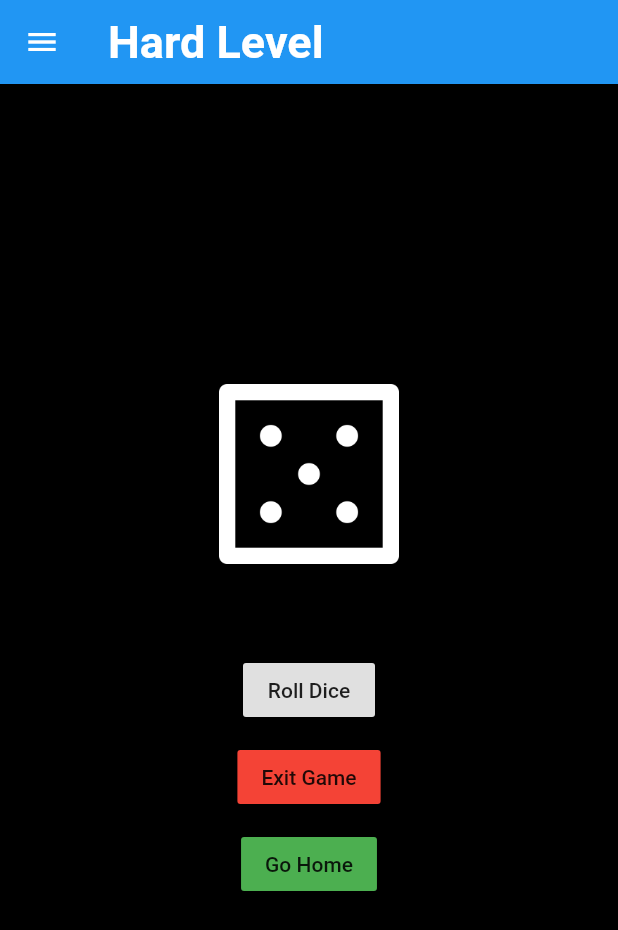
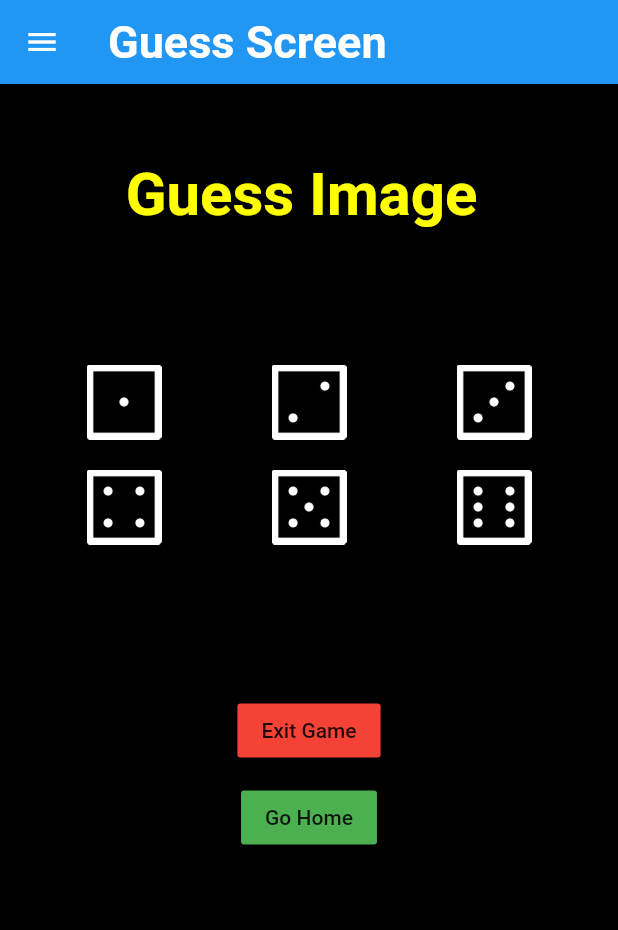
Before and after one commit to bilalahmad9/A_Dice_App_Multi_Features, a Flutter app: the MyHomePage screen opened directly, after a tap on "Roll Dice", on a phone screen of 412 x 824 dp. Shown: the top 930 px of the screen. Run offline on Flutter 3.47's test engine with Material 2 defaults, Android fonts, the phone set to English and light mode, and no system bars; our stand-ins replace flutter_spinkit; network calls fail.

Commit message:
Flat button accessing

```diff
--- a/dice_app_multi_features/lib/HardLevel.dart
+++ b/dice_app_multi_features/lib/HardLevel.dart
@@ -3,6 +3,7 @@ import 'package:flutter/material.dart';
 import 'main.dart';
 import 'TwoLevel.dart';
 import 'mainDrawer.dart';
+import 'guess.dart';
 
 void main() => runApp(HardLevel());
 
@@ -92,6 +93,9 @@ class _MyHomePageState extends State<MyHomePage> {
   void changeImage() {
     setState(() {
       randomIntForDiceOne = Random().nextInt(6);
+      Navigator.push(
+          context, MaterialPageRoute(builder: (context) => GuessScreen()));
+
     });
   }
 
@@ -108,19 +112,4 @@ class _MyHomePageState extends State<MyHomePage> {
           context, MaterialPageRoute(builder: (context) => SplashScreen()));
     });
   }
-
-  showAlertDialog(BuildContext context) {
-    AlertDialog alert = AlertDialog(
-      title: Text("Guess Number :", style: TextStyle(
-          fontSize: 40.0, fontWeight: FontWeight.bold, color: Colors.green),),
-      content: Text("Dice One is Greater ", style: TextStyle(
-          fontWeight: FontWeight.bold, fontSize: 30.0, color: Colors.red),),
-    );
-    showDialog(
-      context: context,
-      builder: (BuildContext context) {
-        return alert;
-      },
-    );
-  }
 }
--- a/dice_app_multi_features/lib/TwoLevel.dart
+++ b/dice_app_multi_features/lib/TwoLevel.dart
@@ -43,7 +43,7 @@ class _MyHomePageState extends State<MyHomePage> {
           padding: const EdgeInsets.fromLTRB(21, 50, 21, 50),
           child: Column(
             children: <Widget>[
-              Padding(
+               Padding(
                 padding: const EdgeInsets.only(left: 100),
                 child: RaisedButton(onPressed: changeLevel1, color: Colors.green,
                 child: Text('Simple Level'),
--- /dev/null
+++ b/dice_app_multi_features/lib/guess.dart
@@ -0,0 +1,150 @@
+import 'dart:math';
+import 'mainDrawer.dart';
+import 'main.dart';
+import 'package:flutter/material.dart';
+import 'FirstPage.dart';
+import 'TwoLevel.dart';
+
+void main() => runApp(GuessScreen());
+
+class GuessScreen extends StatelessWidget {
+  @override
+  Widget build(BuildContext context) {
+    return MaterialApp(
+      title: 'Flutter Demo',
+      theme: ThemeData(
+        primarySwatch: Colors.blue,
+      ),
+      home: MyHomePage(),
+    );
+  }
+}
+
+class MyHomePage extends StatefulWidget {
+  @override
+  _MyHomePageState createState() => _MyHomePageState();
+}
+
+class _MyHomePageState extends State<MyHomePage> {
+  @override
+  Widget build(BuildContext context) {
+    return Scaffold(
+      backgroundColor: Colors.black,
+      appBar: AppBar(
+        backgroundColor: Colors.blue,
+        title: Text(
+          'Guess Screen',
+          style: TextStyle(
+              color: Colors.white, fontWeight: FontWeight.bold, fontSize: 30.0),
+        ),
+      ),
+      drawer: Drawer(
+        child: MainDrawer(),
+      ),
+      body: Padding(
+        padding: const EdgeInsets.fromLTRB(21, 50, 21, 50),
+        child: Column(
+          children: <Widget>[
+            Padding(
+              padding: const EdgeInsets.only(bottom: 60),
+              child: Text(
+                'Guess Image ',
+                style: TextStyle(
+                  fontSize: 40,
+                  fontWeight: FontWeight.bold,
+                  color: Colors.yellowAccent,
+                ),
+              ),
+            ),
+            SizedBox(
+              height: 30.0,
+            ),
+            Row(
+              mainAxisAlignment: MainAxisAlignment.spaceAround,
+              children: <Widget>[
+                FlatButton(
+                  child: Image.asset(
+                    'images/dice1.png',
+                    height: 50,
+                    width: 50,
+                  ),
+                ),
+                FlatButton(
+                  child: Image.asset(
+                    'images/dice2.png',
+                    height: 50,
+                    width: 50,
+                  ),
+                ),
+                FlatButton(
+                  child: Image.asset(
+                    'images/dice3.png',
+                    height: 50,
+                    width: 50,
+                  ),
+                ),
+              ],
+            ),
+            SizedBox(height: 20.0),
+            Row(
+              mainAxisAlignment: MainAxisAlignment.spaceAround,
+              children: <Widget>[
+                FlatButton(
+                  child: Image.asset(
+                    'images/dice4.png',
+                    height: 50,
+                    width: 50,
+                  ),
+                ),
+                FlatButton(
+                  child: Image.asset(
+                    'images/dice5.png',
+                    height: 50,
+                    width: 50,
+                  ),
+                ),
+                FlatButton(
+                  child: Image.asset(
+                    'images/dice6.png',
+                    height: 50,
+                    width: 50,
+                  ),
+                ),
+              ],
+            ),
+            Padding(
+              padding: const EdgeInsets.only(top: 100),
+              child: RaisedButton(
+                onPressed: MainMenu,
+                color: Colors.red,
+                child: Text('Exit Game'),
+              ),
+            ),
+            Padding(
+              padding: const EdgeInsets.only(top: 10),
+              child: RaisedButton(
+                onPressed: HomeScreen,
+                color: Colors.green,
+                child: Text('Go Home'),
+              ),
+            ),
+          ],
+        ),
+      ),
+    );
+  }
+
+  void MainMenu() {
+    setState(() {
+      Navigator.push(
+          context, MaterialPageRoute(builder: (context) => MyLevel()));
+    });
+  }
+
+  void HomeScreen() {
+    setState(() {
+      Navigator.push(
+          context, MaterialPageRoute(builder: (context) => SplashScreen()));
+    });
+  }
+}
```
